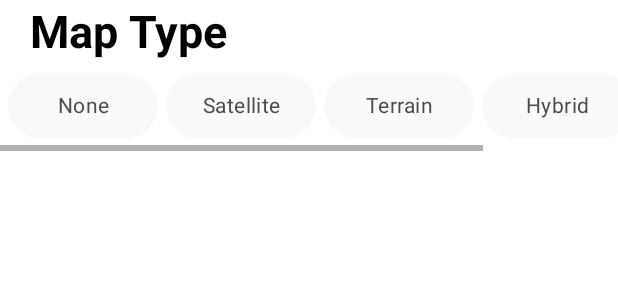
After one commit to MrSingh1807/My-G-Map, an Android app: the layout btm_sheet_dialog.xml on its own in the app's theme, with its tools: preview values and no code run, on a phone screen of 412 x 824 dp. The commit adds this screen. Shown: the top 300 px of the screen. Run offline under Robolectric (Android 15) with nearby library versions, the phone set to English and light mode, and no system bars.

Commit message:
different types of maps

```diff
--- a/app/src/main/java/com/example/mygmap/MapsActivity.kt
+++ b/app/src/main/java/com/example/mygmap/MapsActivity.kt
@@ -5,7 +5,6 @@ import android.content.pm.PackageManager
 import android.os.Build
 import androidx.appcompat.app.AppCompatActivity
 import android.os.Bundle
-import android.os.PersistableBundle
 import android.util.Log
 import android.widget.Toast
 import androidx.activity.result.contract.ActivityResultContracts
@@ -13,6 +12,7 @@ import androidx.core.content.ContextCompat
 import com.example.mygmap.Constant.PLAY_SERVICES_ERROR_CODE
 import com.example.mygmap.Constant.TAG
 import com.example.mygmap.databinding.ActivityMapsBinding
+import com.example.mygmap.databinding.BtmSheetDialogBinding
 import com.google.android.gms.maps.CameraUpdateFactory
 import com.google.android.gms.maps.GoogleMap
 import com.google.android.gms.maps.OnMapReadyCallback
@@ -21,6 +21,7 @@ import com.google.android.gms.maps.model.MarkerOptions
 import com.google.android.gms.common.ConnectionResult
 import com.google.android.gms.common.GoogleApiAvailability
 import com.google.android.gms.maps.SupportMapFragment
+import com.google.android.material.bottomsheet.BottomSheetDialog
 
 class MapsActivity : AppCompatActivity(), OnMapReadyCallback {
 
@@ -50,9 +51,8 @@ class MapsActivity : AppCompatActivity(), OnMapReadyCallback {
             .commit()
         supportMapFragment.getMapAsync(this)
 
-        binding.textView.setOnClickListener{
-            // animate in new location
-            mMap.animateCamera(CameraUpdateFactory.newLatLngZoom(LatLng(12.9716, 77.5946), 10f))
+        binding.floatingActionButton.setOnClickListener {
+            bottomSheetDialog()
         }
         initGoogleMap()
     }
@@ -106,6 +106,23 @@ class MapsActivity : AppCompatActivity(), OnMapReadyCallback {
         }
     }
 
+    private fun bottomSheetDialog(){
+        val dialog = BottomSheetDialog(this)
+        val bindingDialog = BtmSheetDialogBinding.inflate(layoutInflater)
+
+        bindingDialog.none.setOnClickListener { mMap.mapType = GoogleMap.MAP_TYPE_NONE }
+        bindingDialog.satellite.setOnClickListener{mMap.mapType = GoogleMap.MAP_TYPE_SATELLITE }
+        bindingDialog.terrain.setOnClickListener{ mMap.mapType = GoogleMap.MAP_TYPE_TERRAIN }
+        bindingDialog.hybrid.setOnClickListener{ mMap.mapType = GoogleMap.MAP_TYPE_HYBRID }
+        bindingDialog.normal.setOnClickListener{ mMap.mapType = GoogleMap.MAP_TYPE_NORMAL}
+        dialog.apply {
+            setCancelable(true)
+            setContentView(bindingDialog.root)
+            show()
+        }
+
+
+    }
 
     /**
      * Manipulates the map once available.
@@ -124,13 +141,6 @@ class MapsActivity : AppCompatActivity(), OnMapReadyCallback {
         val delhi = LatLng(28.7041, 77.1025)
         mMap.addMarker(MarkerOptions().position(delhi).title("Marker in Delhi"))
         mMap.moveCamera(CameraUpdateFactory.newLatLngZoom(delhi,5F))
-
-//        mMap.uiSettings.isTiltGesturesEnabled = false                       // By default -> true
-//        mMap.uiSettings.isCompassEnabled = false                            // By default -> true
-//        mMap.uiSettings.isScrollGesturesEnabled = false                     // By default -> true
-//        mMap.uiSettings.isZoomGesturesEnabled = false                       // By default -> true
-//        mMap.uiSettings.isScrollGesturesEnabledDuringRotateOrZoom = false   // By default -> true
-
     }
 
 }
--- /dev/null
+++ b/app/src/main/res/color/chip_background_color.xml
@@ -0,0 +1,7 @@
+<?xml version="1.0" encoding="utf-8"?>
+<selector xmlns:android="http://schemas.android.com/apk/res/android">
+
+    <item android:color="@color/checkedChipBackgroundColor" android:state_checked="true"/>
+    <item android:color="@color/chipBackgroundColor" android:state_checked="false"/>
+
+</selector>
--- /dev/null
+++ b/app/src/main/res/color/chip_text_color.xml
@@ -0,0 +1,6 @@
+<?xml version="1.0" encoding="utf-8"?>
+<selector xmlns:android="http://schemas.android.com/apk/res/android">
+
+    <item android:color="@color/checkedChipTextColor" android:state_checked="true"/>
+    <item android:color="@color/chipTextColor" android:state_checked="false"/>
+</selector>
--- /dev/null
+++ b/app/src/main/res/drawable/ic_location.xml
@@ -0,0 +1,5 @@
+<vector android:height="24dp" android:tint="#000000"
+    android:viewportHeight="24" android:viewportWidth="24"
+    android:width="24dp" xmlns:android="http://schemas.android.com/apk/res/android">
+    <path android:fillColor="@android:color/white" android:pathData="M12,2C8.13,2 5,5.13 5,9c0,5.25 7,13 7,13s7,-7.75 7,-13c0,-3.87 -3.13,-7 -7,-7zM12,11.5c-1.38,0 -2.5,-1.12 -2.5,-2.5s1.12,-2.5 2.5,-2.5 2.5,1.12 2.5,2.5 -1.12,2.5 -2.5,2.5z"/>
+</vector>
--- a/app/src/main/res/layout/activity_maps.xml
+++ b/app/src/main/res/layout/activity_maps.xml
@@ -29,9 +29,24 @@
         android:layout_height="0dp"
         map:layout_constraintBottom_toBottomOf="parent"
         map:layout_constraintEnd_toEndOf="parent"
-        map:layout_constraintHorizontal_bias="0.5"
+        map:layout_constraintHorizontal_bias="1.0"
         map:layout_constraintStart_toStartOf="parent"
-        map:layout_constraintTop_toBottomOf="@+id/textView" />
+        map:layout_constraintTop_toBottomOf="@+id/textView"
+        map:layout_constraintVertical_bias="1.0">
+
+    </FrameLayout>
+
+    <com.google.android.material.floatingactionbutton.FloatingActionButton
+        android:id="@+id/floatingActionButton"
+        android:layout_width="80dp"
+        android:layout_height="wrap_content"
+        android:layout_marginEnd="16dp"
+        android:layout_marginBottom="16dp"
+        android:clickable="true"
+        map:layout_constraintBottom_toBottomOf="parent"
+        map:layout_constraintEnd_toEndOf="parent"
+        map:srcCompat="@drawable/ic_location"
+        android:contentDescription="Type" />
 </androidx.constraintlayout.widget.ConstraintLayout>
 
 <!-- Also use FrameLayout in Place of FragmentContainerView-->
--- /dev/null
+++ b/app/src/main/res/layout/btm_sheet_dialog.xml
@@ -0,0 +1,82 @@
+<?xml version="1.0" encoding="utf-8"?>
+<HorizontalScrollView
+    xmlns:android="http://schemas.android.com/apk/res/android"
+    xmlns:tools="http://schemas.android.com/tools"
+    android:layout_width="match_parent"
+    android:layout_height="wrap_content">
+
+    <LinearLayout
+        android:orientation="vertical"
+        android:layout_width="wrap_content"
+        android:layout_height="match_parent">
+
+        <TextView
+            android:id="@+id/type"
+            android:layout_width="wrap_content"
+            android:layout_height="wrap_content"
+            android:text="Map Type"
+            android:layout_marginStart="20dp"
+            android:textColor="@color/black"
+            android:textStyle="bold"
+            android:textSize="30dp"
+            />
+
+        <LinearLayout
+            android:layout_width="wrap_content"
+            android:layout_height="wrap_content"
+            android:orientation="horizontal">
+
+            <com.google.android.material.chip.Chip
+                android:id="@+id/none"
+                android:layout_width="100dp"
+                android:layout_height="60dp"
+                android:layout_marginStart="5dp"
+                android:layout_weight="1"
+                android:text="None"
+                style="@style/CustomChipStyle"
+                android:textAlignment="center" />
+
+            <com.google.android.material.chip.Chip
+                android:id="@+id/satellite"
+                android:layout_width="100dp"
+                android:layout_height="60dp"
+                android:layout_marginStart="5dp"
+                android:layout_weight="1"
+                android:text="Satellite"
+                style="@style/CustomChipStyle"
+                android:textAlignment="center" />
+
+            <com.google.android.material.chip.Chip
+                android:id="@+id/terrain"
+                android:layout_width="100dp"
+                android:layout_height="60dp"
+                android:layout_marginStart="5dp"
+                style="@style/CustomChipStyle"
+                android:layout_weight="1"
+                android:text="Terrain"
+                android:textAlignment="center" />
+
+            <com.google.android.material.chip.Chip
+                android:id="@+id/hybrid"
+                android:layout_width="100dp"
+                android:layout_height="60dp"
+                style="@style/CustomChipStyle"
+                android:layout_marginStart="5dp"
+                android:layout_weight="1"
+                android:text="Hybrid"
+                android:textAlignment="center" />
+
+            <com.google.android.material.chip.Chip
+                android:id="@+id/normal"
+                android:layout_width="100dp"
+                android:layout_height="60dp"
+                android:layout_marginStart="5dp"
+                android:layout_weight="1"
+                style="@style/CustomChipStyle"
+                android:text="Normal"
+                android:textAlignment="center" />
+
+        </LinearLayout>
+
+    </LinearLayout>
+</HorizontalScrollView>
--- a/app/src/main/res/values/colors.xml
+++ b/app/src/main/res/values/colors.xml
@@ -7,4 +7,13 @@
     <color name="teal_700">#FF018786</color>
     <color name="black">#FF000000</color>
     <color name="white">#FFFFFFFF</color>
+
+    <color name="lightGray">#F9F9F9</color>
+    <color name="darkGray">#4B4B4B</color>
+
+    // Chip Style
+    <color name="checkedChipBackgroundColor">#206200EA</color>
+    <color name="chipBackgroundColor">@color/lightGray</color>
+    <color name="checkedChipTextColor">@color/purple_500</color>
+    <color name="chipTextColor">@color/darkGray</color>
 </resources>
--- a/app/src/main/res/values/themes.xml
+++ b/app/src/main/res/values/themes.xml
@@ -13,4 +13,10 @@
         <item name="android:statusBarColor">?attr/colorPrimaryVariant</item>
         <!-- Customize your theme here. -->
     </style>
+
+    <style name="CustomChipStyle" parent="Widget.MaterialComponents.Chip.Filter">
+        <item name="chipBackgroundColor">@color/chip_background_color</item>
+        <item name="android:textColor">@color/chip_text_color</item>
+        <item name="checkedIconTint">@color/chip_text_color</item>
+    </style>
 </resources>
```
